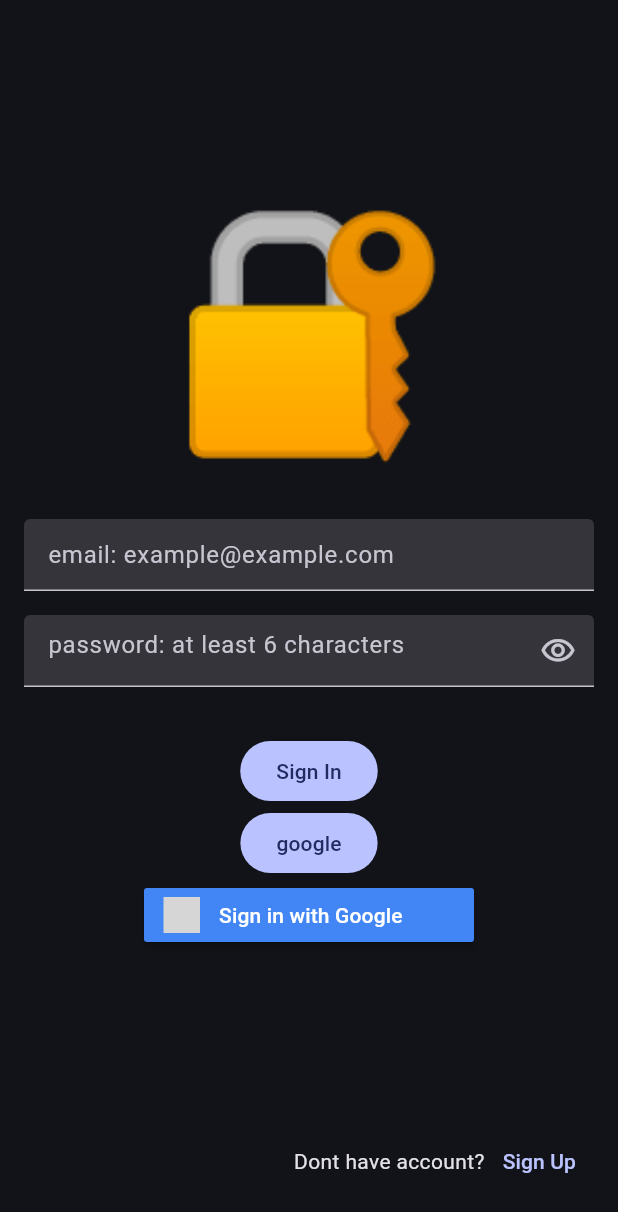
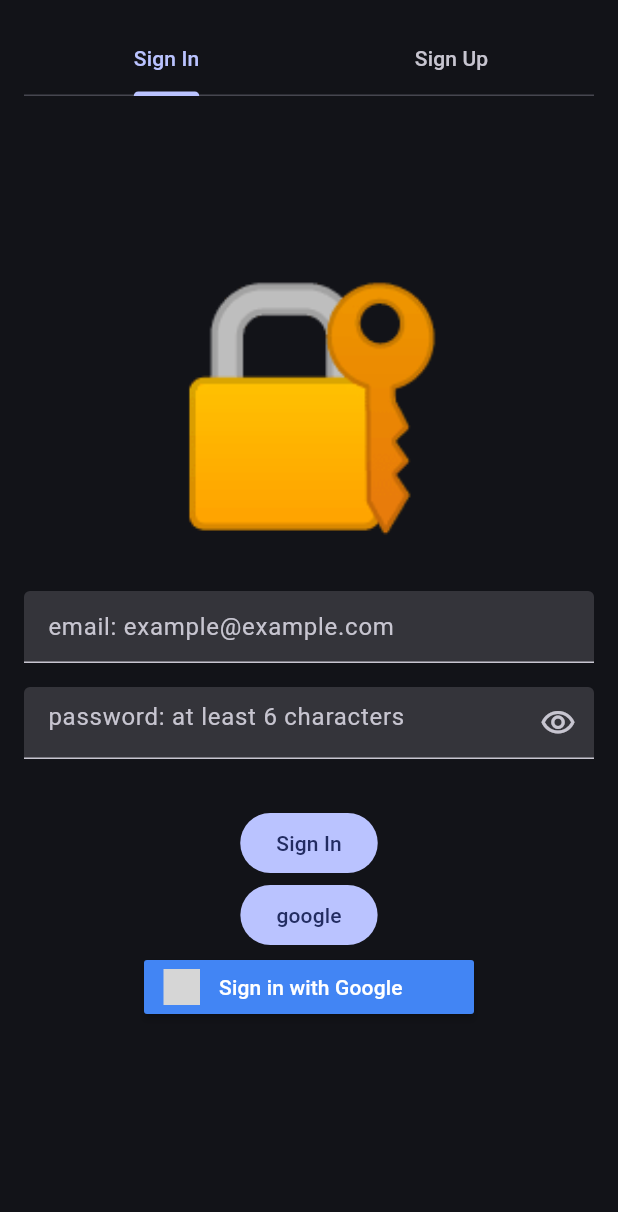
Before and after one commit to azzayatss/cheapp_and_tasty, a Flutter app: the screen it shows after launch, on a phone screen of 412 x 824 dp. Shown: the top 1212 px of the screen. Run offline on Flutter 3.47's test engine with Material 2 defaults, Android fonts, the phone set to English and light mode, and no system bars; drawn by our look-alikes of loader_overlay; our stand-ins replace firebase_auth, firebase_core, flutter_hooks, flutter_signin_button, go_router, google_sign_in and 2 more; accounts and stored records are empty; generated files the repository leaves out were written again; grey boxes are pictures that could not be loaded.

Commit message:
refactor: AuthGate + tabBarView + divided forms

```diff
--- a/lib/config/app_strings.dart
+++ b/lib/config/app_strings.dart
@@ -4,7 +4,6 @@ class AppStrings {
       'Receive emails from cheApp and tasty team?';
   static const String signIn = 'Sign In';
   static const String signUp = 'Sign Up';
-  static const String dontHaveAccount = 'Dont have account?';
   static const String alreadyHaveAccount = 'Already have account?';
   static const String emailFormHint = 'email: example@example.com';
   static const String passwordFormHint = 'password: at least 6 characters';
--- a/lib/config/router/go_router_config.dart
+++ b/lib/config/router/go_router_config.dart
@@ -1,7 +1,6 @@
 import 'package:cheapp_and_tasty/features/auth/state/is_logged_in_controller.dart';
+import 'package:cheapp_and_tasty/screens/auth_gate_screen.dart';
 import 'package:cheapp_and_tasty/screens/home_screen.dart';
-import 'package:cheapp_and_tasty/screens/sign_in_screen.dart';
-import 'package:cheapp_and_tasty/screens/sign_up_screen.dart';
 import 'package:go_router/go_router.dart';
 import 'package:riverpod_annotation/riverpod_annotation.dart';
 
@@ -16,12 +15,8 @@ GoRouter router(RouterRef ref) {
         builder: (context, state) => const HomeScreen(),
       ),
       GoRoute(
-        path: SignInScreen.route,
-        builder: (context, state) => const SignInScreen(),
-      ),
-      GoRoute(
-        path: SignUpScreen.route,
-        builder: (context, state) => const SignUpScreen(),
+        path: AuthGateScreen.route,
+        builder: (context, state) => const AuthGateScreen(),
       ),
     ],
     redirect: (context, state) {
@@ -29,7 +24,7 @@ GoRouter router(RouterRef ref) {
       if (isLoggedIn) {
         return null;
       }
-      return SignInScreen.route;
+      return AuthGateScreen.route;
     },
   );
 }
--- /dev/null
+++ b/lib/features/auth/widgets/sign_in_form.dart
@@ -0,0 +1,120 @@
+import 'package:cheapp_and_tasty/config/app_layouts.dart';
+import 'package:cheapp_and_tasty/config/app_strings.dart';
+import 'package:cheapp_and_tasty/features/auth/state/sign_in_controller.dart';
+import 'package:flutter/material.dart';
+import 'package:flutter_hooks/flutter_hooks.dart';
+import 'package:flutter_signin_button/flutter_signin_button.dart';
+import 'package:hooks_riverpod/hooks_riverpod.dart';
+import 'package:loader_overlay/loader_overlay.dart';
+
+class SignInForm extends HookWidget {
+  const SignInForm({super.key});
+
+  @override
+  Widget build(BuildContext context) {
+    final emailController = useTextEditingController();
+    final passwordController = useTextEditingController();
+    final obscureText = useState(true);
+    return Column(
+      children: [
+        const SizedBox(
+          height: AppLayouts.spacer,
+        ),
+        const Text(
+          AppStrings.signInEmoji,
+          style: TextStyle(fontSize: AppLayouts.emojiSize),
+        ),
+        const SizedBox(
+          height: AppLayouts.defaultPadding,
+        ),
+        TextFormField(
+          controller: emailController,
+          decoration: const InputDecoration(
+            filled: true,
+            hintText: AppStrings.emailFormHint,
+          ),
+          keyboardType: TextInputType.emailAddress,
+        ),
+        const SizedBox(
+          height: AppLayouts.defaultPadding,
+        ),
+        TextFormField(
+          controller: passwordController,
+          obscureText: obscureText.value,
+          decoration: InputDecoration(
+            filled: true,
+            hintText: AppStrings.passwordFormHint,
+            suffixIcon: IconButton(
+              icon: Icon(
+                obscureText.value
+                    ? Icons.visibility_outlined
+                    : Icons.visibility_off_outlined,
+              ),
+              onPressed: () => obscureText.value = !obscureText.value,
+            ),
+          ),
+          keyboardType: TextInputType.visiblePassword,
+        ),
+        const SizedBox(
+          height: AppLayouts.defaultPadding,
+        ),
+        const SizedBox(
+          height: AppLayouts.defaultPadding,
+        ),
+        Consumer(
+          builder: (context, ref, child) {
+            final signInProcess = ref.watch(signInControllerProvider);
+            signInProcess.isLoading
+                ? context.loaderOverlay.show()
+                : context.loaderOverlay.hide();
+            return Column(
+              children: [
+                FilledButton(
+                  onPressed: signInProcess.isLoading
+                      ? null
+                      : () {
+                          ref.read(signInControllerProvider.notifier).signIn(
+                                emailController.text,
+                                passwordController.text,
+                              );
+                        },
+                  child: const Text(AppStrings.signIn),
+                ),
+                FilledButton(
+                  onPressed: signInProcess.isLoading
+                      ? null
+                      : () async {
+                          await ref
+                              .read(signInControllerProvider.notifier)
+                              .loginWithGoogle();
+                        },
+                  child: const Text('google'),
+                ),
+                SignInButton(
+                  Buttons.GoogleDark,
+                  onPressed: () => signInProcess.isLoading
+                      ? null
+                      : () async {
+                          await ref
+                              .read(signInControllerProvider.notifier)
+                              .loginWithGoogle();
+                        },
+                ),
+                if (signInProcess.hasError) ...[
+                  const SizedBox(height: AppLayouts.defaultPadding),
+                  const Text('Something went wrong')
+                ]
+              ],
+            );
+          },
+        ),
+        const SizedBox(
+          height: AppLayouts.defaultPadding,
+        ),
+        const SizedBox(
+          height: AppLayouts.spacer,
+        ),
+      ],
+    );
+  }
+}
--- a/lib/screens/sign_up_screen.dart
+++ b/lib/features/auth/widgets/sign_up_form.dart
@@ -8,10 +8,8 @@ import 'package:go_router/go_router.dart';
 import 'package:hooks_riverpod/hooks_riverpod.dart';
 import 'package:loader_overlay/loader_overlay.dart';
 
-class SignUpScreen extends HookWidget {
-  const SignUpScreen({super.key});
-
-  static const String route = '/sign-up';
+class SignUpForm extends HookWidget {
+  const SignUpForm({super.key});
 
   @override
   Widget build(BuildContext context) {
--- /dev/null
+++ b/lib/screens/auth_gate_screen.dart
@@ -0,0 +1,49 @@
+import 'package:cheapp_and_tasty/config/app_layouts.dart';
+import 'package:cheapp_and_tasty/config/app_strings.dart';
+import 'package:cheapp_and_tasty/features/auth/widgets/sign_in_form.dart';
+import 'package:cheapp_and_tasty/features/auth/widgets/sign_up_form.dart';
+import 'package:flutter/material.dart';
+import 'package:flutter_hooks/flutter_hooks.dart';
+import 'package:loader_overlay/loader_overlay.dart';
+
+class AuthGateScreen extends HookWidget {
+  const AuthGateScreen({super.key});
+
+  static const String route = '/sign-in';
+
+  @override
+  Widget build(BuildContext context) {
+    return const LoaderOverlay(
+      overlayOpacity: 0.2,
+      child: Scaffold(
+        body: SafeArea(
+          child: Padding(
+            padding: EdgeInsets.all(AppLayouts.defaultPadding),
+            child: DefaultTabController(
+              length: 2,
+              child: Column(
+                mainAxisSize: MainAxisSize.min,
+                children: [
+                  TabBar(
+                    tabs: [
+                      Tab(text: AppStrings.signIn),
+                      Tab(text: AppStrings.signUp),
+                    ],
+                  ),
+                  Expanded(
+                    child: TabBarView(
+                      children: [
+                        SignInForm(),
+                        SignUpForm(),
+                      ],
+                    ),
+                  )
+                ],
+              ),
+            ),
+          ),
+        ),
+      ),
+    );
+  }
+}
--- a/lib/screens/sign_in_screen.dart
+++ /dev/null
@@ -1,148 +0,0 @@
-import 'package:cheapp_and_tasty/config/app_layouts.dart';
-import 'package:cheapp_and_tasty/config/app_strings.dart';
-import 'package:cheapp_and_tasty/features/auth/state/sign_in_controller.dart';
-import 'package:cheapp_and_tasty/screens/sign_up_screen.dart';
-import 'package:flutter/material.dart';
-import 'package:flutter_hooks/flutter_hooks.dart';
-import 'package:flutter_signin_button/flutter_signin_button.dart';
-import 'package:go_router/go_router.dart';
-import 'package:hooks_riverpod/hooks_riverpod.dart';
-import 'package:loader_overlay/loader_overlay.dart';
-
-class SignInScreen extends HookWidget {
-  const SignInScreen({super.key});
-
-  static const String route = '/sign-in';
-
-  @override
-  Widget build(BuildContext context) {
-    final emailController = useTextEditingController();
-    final passwordController = useTextEditingController();
-    final obscureText = useState(true);
-    return LoaderOverlay(
-      overlayOpacity: 0.2,
-      child: Scaffold(
-        body: SafeArea(
-          child: Padding(
-            padding: const EdgeInsets.all(AppLayouts.defaultPadding),
-            child: Column(
-              children: [
-                const SizedBox(
-                  height: AppLayouts.spacer,
-                ),
-                const Text(
-                  AppStrings.signInEmoji,
-                  style: TextStyle(fontSize: AppLayouts.emojiSize),
-                ),
-                const SizedBox(
-                  height: AppLayouts.defaultPadding,
-                ),
-                TextFormField(
-                  controller: emailController,
-                  decoration: const InputDecoration(
-                    filled: true,
-                    hintText: AppStrings.emailFormHint,
-                  ),
-                  keyboardType: TextInputType.emailAddress,
-                ),
-                const SizedBox(
-                  height: AppLayouts.defaultPadding,
-                ),
-                TextFormField(
-                  controller: passwordController,
-                  obscureText: obscureText.value,
-                  decoration: InputDecoration(
-                    filled: true,
-                    hintText: AppStrings.passwordFormHint,
-                    suffixIcon: IconButton(
-                      icon: Icon(
-                        obscureText.value
-                            ? Icons.visibility_outlined
-                            : Icons.visibility_off_outlined,
-                      ),
-                      onPressed: () => obscureText.value = !obscureText.value,
-                    ),
-                  ),
-                  keyboardType: TextInputType.visiblePassword,
-                ),
-                const SizedBox(
-                  height: AppLayouts.defaultPadding,
-                ),
-                const SizedBox(
-                  height: AppLayouts.defaultPadding,
-                ),
-                Consumer(
-                  builder: (context, ref, child) {
-                    final signInProcess = ref.watch(signInControllerProvider);
-                    signInProcess.isLoading
-                        ? context.loaderOverlay.show()
-                        : context.loaderOverlay.hide();
-                    return Column(
-                      children: [
-                        FilledButton(
-                          onPressed: signInProcess.isLoading
-                              ? null
-                              : () {
-                                  ref
-                                      .read(signInControllerProvider.notifier)
-                                      .signIn(
-                                        emailController.text,
-                                        passwordController.text,
-                                      );
-                                },
-                          child: const Text(AppStrings.signIn),
-                        ),
-                        FilledButton(
-                          onPressed: signInProcess.isLoading
-                              ? null
-                              : () async {
-                                  await ref
-                                      .read(signInControllerProvider.notifier)
-                                      .loginWithGoogle();
-                                },
-                          child: const Text('google'),
-                        ),
-                        SignInButton(
-                          Buttons.GoogleDark,
-                          onPressed: () => signInProcess.isLoading
-                              ? null
-                              : () async {
-                                  await ref
-                                      .read(signInControllerProvider.notifier)
-                                      .loginWithGoogle();
-                                },
-                        ),
-                        if (signInProcess.hasError) ...[
-                          const SizedBox(height: AppLayouts.defaultPadding),
-                          const Text('Something went wrong')
-                        ]
-                      ],
-                    );
-                  },
-                ),
-                const SizedBox(
-                  height: AppLayouts.defaultPadding,
-                ),
-                const SizedBox(
-                  height: AppLayouts.spacer,
-                ),
-                Row(
-                  mainAxisAlignment: MainAxisAlignment.end,
-                  children: [
-                    const Text(AppStrings.dontHaveAccount),
-                    TextButton(
-                      child: const Text(AppStrings.signUp),
-                      onPressed: () {
-                        context.go(SignUpScreen.route);
-                      },
-                    ),
-                  ],
-                ),
-              ],
-            ),
-          ),
-        ),
-      ),
-    );
-  }
-}
```
Also changed, not shown: lib/features/auth/config/firebase_options.dart.
